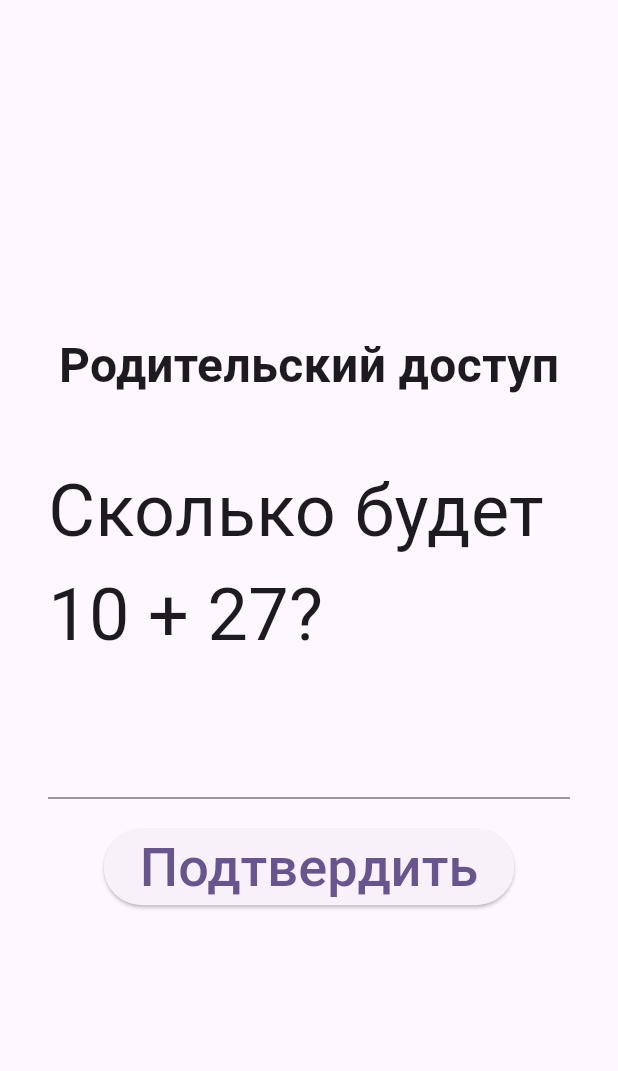
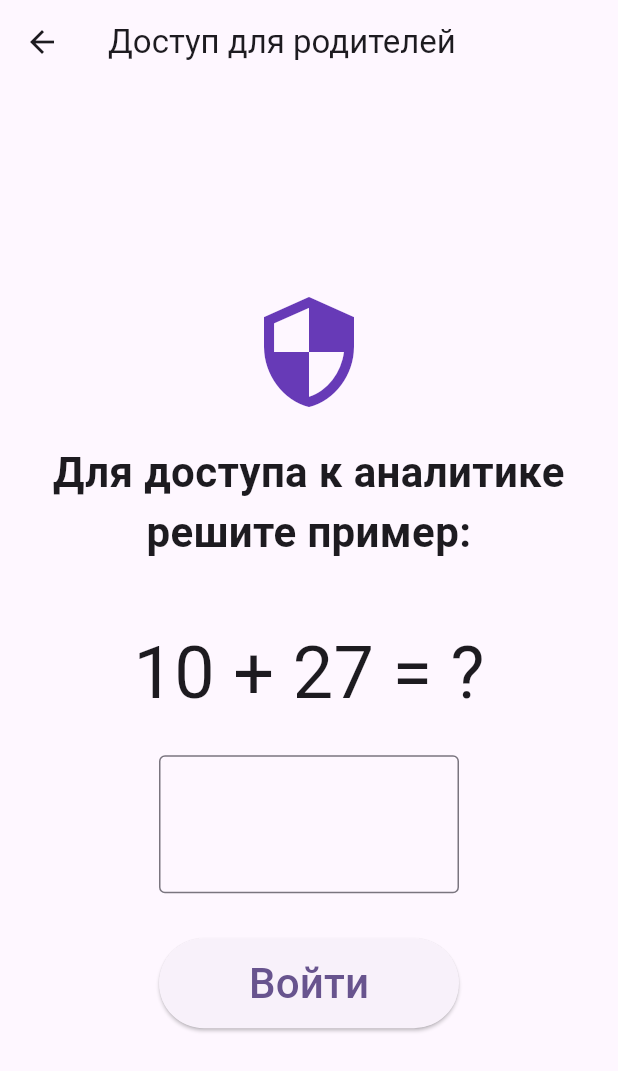
Before and after one commit to SvidichNadya/UCHI, a Flutter app: the ParentGateScreen screen opened directly, on a phone screen of 412 x 824 dp. Shown: the top 1071 px of the screen. Run offline on Flutter 3.47's test engine with Material 3 defaults, Android fonts, the light colour scheme and no system bars; our stand-ins replace web; missing offline and left inert: dart:js_interop, flame.

Commit message:
change parents gate

```diff
--- a/frontend/lib/features/onboarding/parent_gate.dart
+++ b/frontend/lib/features/onboarding/parent_gate.dart
@@ -1,6 +1,6 @@
 import 'dart:math';
 import 'package:flutter/material.dart';
-import '../game_engine/ether_world_widget.dart';   // ← правильный импорт
+import '../parent_dashboard/dashboard.dart'; // Путь к дашборду из вашей структуры
 
 class ParentGateScreen extends StatefulWidget {
   const ParentGateScreen({super.key});
@@ -21,7 +21,7 @@ class _ParentGateScreenState extends State<ParentGateScreen> {
 
   void _generateMath() {
     final rng = Random();
-    _a = rng.nextInt(20) + 10;
+    _a = rng.nextInt(20) + 10; // Двузначные числа по концепту
     _b = rng.nextInt(20) + 10;
   }
 
@@ -29,15 +29,20 @@ class _ParentGateScreenState extends State<ParentGateScreen> {
       final correct = _a + _b;
       final answer = int.tryParse(_answerController.text);
       if (answer == correct) {
-      // Переход сразу к игре
+        // Идем в дашборд (класс называется DashboardScreen)
         Navigator.pushReplacement(
           context,
-        MaterialPageRoute(builder: (_) => const EtherWorldWidget()),
+          // Передаем childId (заглушка 1 для теста)
+          MaterialPageRoute(builder: (_) => const DashboardScreen(childId: 1)),
         );
       } else {
         ScaffoldMessenger.of(context).showSnackBar(
-        const SnackBar(content: Text('Неверно, попробуйте ещё раз')),
+          const SnackBar(
+            content: Text('Неверно. Убедитесь, что вы взрослый!'),
+            backgroundColor: Colors.redAccent,
+          ),
         );
+        _answerController.clear();
         _generateMath();
         setState(() {});
       }
@@ -46,27 +51,38 @@ class _ParentGateScreenState extends State<ParentGateScreen> {
   @override
   Widget build(BuildContext context) {
     return Scaffold(
+      appBar: AppBar(title: const Text('Доступ для родителей')),
       body: Center(
         child: Padding(
           padding: const EdgeInsets.all(32.0),
           child: Column(
             mainAxisAlignment: MainAxisAlignment.center,
             children: [
-              const Text('Родительский доступ',
-                  style: TextStyle(fontSize: 32, fontWeight: FontWeight.bold)),
+              const Icon(Icons.security, size: 80, color: Colors.deepPurple),
+              const SizedBox(height: 20),
+              const Text(
+                'Для доступа к аналитике решите пример:',
+                style: TextStyle(fontSize: 28, fontWeight: FontWeight.bold),
+                textAlign: TextAlign.center,
+              ),
               const SizedBox(height: 40),
-              Text('Сколько будет $_a + $_b?',
-                  style: const TextStyle(fontSize: 48)),
-              TextField(
+              Text('$_a + $_b = ?', style: const TextStyle(fontSize: 48)),
+              const SizedBox(height: 20),
+              SizedBox(
+                width: 200,
+                child: TextField(
                   controller: _answerController,
                   keyboardType: TextInputType.number,
                   textAlign: TextAlign.center,
-                style: const TextStyle(fontSize: 48),
+                  style: const TextStyle(fontSize: 40),
+                  decoration: const InputDecoration(border: OutlineInputBorder()),
                 ),
-              const SizedBox(height: 20),
+              ),
+              const SizedBox(height: 30),
               ElevatedButton(
                 onPressed: _checkAnswer,
-                child: const Text('Подтвердить', style: TextStyle(fontSize: 36)),
+                style: ElevatedButton.styleFrom(minimumSize: const Size(200, 60)),
+                child: const Text('Войти', style: TextStyle(fontSize: 28)),
               ),
             ],
           ),
```
Also changed, not shown: frontend/lib/features/game_engine/ether_world_widget.dart (+90 -3 lines), frontend/lib/features/game_engine/game_world.dart (+46 -42 lines), frontend/lib/features/onboarding/main_menu.dart (added, +73 -0 lines), frontend/lib/main.dart (+4 -5 lines). Lines whose indentation alone changed are shown as unchanged.
